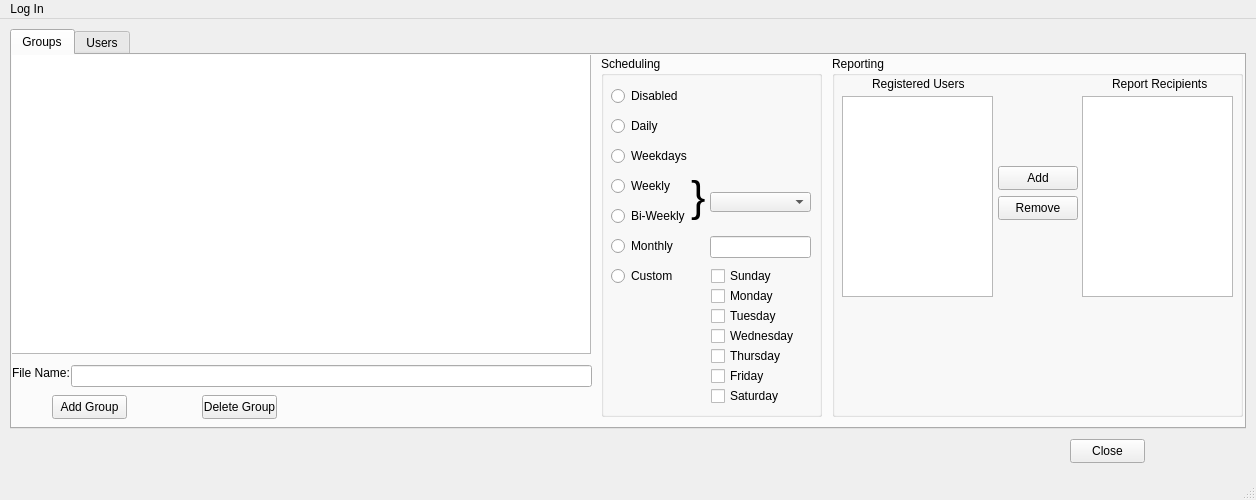
Above: PayAlertEnterprise/mainwindow.ui from rivardp/Qt6 before the change. Below: the same form after it.
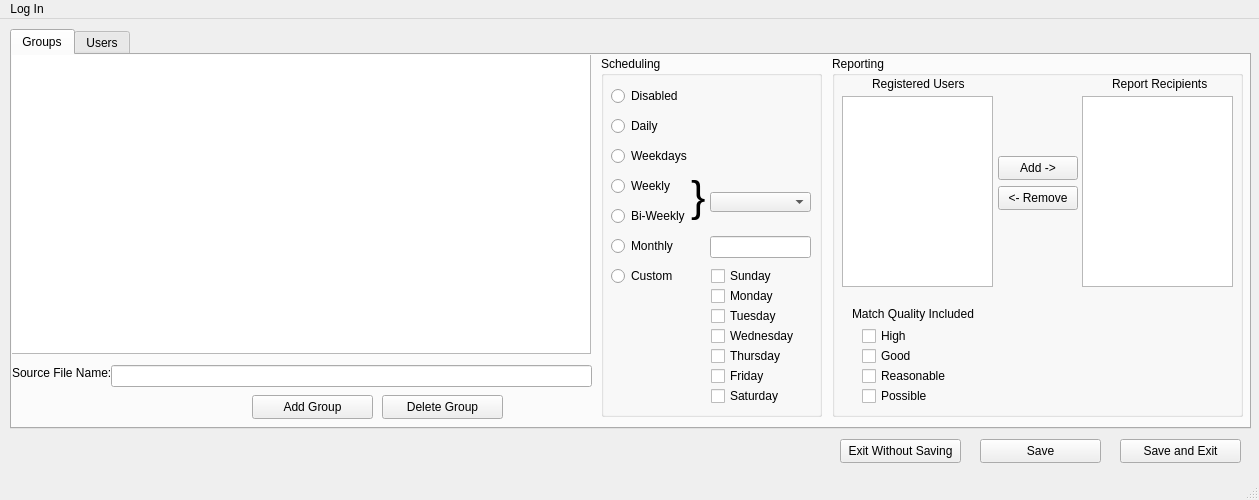
That is the form after the change.

The edit to the form file:
```diff
--- a/PayAlertEnterprise/mainwindow.ui
+++ b/PayAlertEnterprise/mainwindow.ui
@@ -6,7 +6,7 @@
    <rect>
     <x>0</x>
     <y>0</y>
-    <width>1256</width>
+    <width>1259</width>
     <height>500</height>
    </rect>
   </property>
@@ -19,7 +19,7 @@
      <rect>
       <x>10</x>
       <y>10</y>
-      <width>1236</width>
+      <width>1241</width>
       <height>400</height>
      </rect>
     </property>
@@ -85,9 +85,12 @@
          <x>10</x>
          <y>40</y>
          <width>151</width>
-         <height>201</height>
+         <height>191</height>
         </rect>
        </property>
+       <property name="verticalScrollBarPolicy">
+        <enum>Qt::ScrollBarAlwaysOff</enum>
+       </property>
        <property name="resizeGripsVisible">
         <bool>false</bool>
        </property>
@@ -98,34 +101,37 @@
          <x>250</x>
          <y>40</y>
          <width>151</width>
-         <height>201</height>
+         <height>191</height>
         </rect>
        </property>
+       <property name="horizontalScrollBarPolicy">
+        <enum>Qt::ScrollBarAlwaysOff</enum>
+       </property>
       </widget>
       <widget class="QPushButton" name="PB_Add">
        <property name="geometry">
         <rect>
          <x>166</x>
-         <y>110</y>
+         <y>100</y>
          <width>80</width>
          <height>24</height>
         </rect>
        </property>
        <property name="text">
-        <string>Add</string>
+        <string>Add -&gt;</string>
        </property>
       </widget>
       <widget class="QPushButton" name="PB_Remove">
        <property name="geometry">
         <rect>
          <x>166</x>
-         <y>140</y>
+         <y>130</y>
          <width>80</width>
          <height>24</height>
         </rect>
        </property>
        <property name="text">
-        <string>Remove</string>
+        <string>&lt;- Remove</string>
        </property>
       </widget>
       <widget class="QLabel" name="label_2">
@@ -154,6 +160,71 @@
         <string>Registered Users</string>
        </property>
       </widget>
+      <widget class="QLabel" name="label_5">
+       <property name="geometry">
+        <rect>
+         <x>20</x>
+         <y>250</y>
+         <width>131</width>
+         <height>16</height>
+        </rect>
+       </property>
+       <property name="text">
+        <string>Match Quality Included</string>
+       </property>
+      </widget>
+      <widget class="QCheckBox" name="CB_Possible">
+       <property name="geometry">
+        <rect>
+         <x>30</x>
+         <y>330</y>
+         <width>76</width>
+         <height>20</height>
+        </rect>
+       </property>
+       <property name="text">
+        <string>Possible</string>
+       </property>
+      </widget>
+      <widget class="QCheckBox" name="CB_Reasonable">
+       <property name="geometry">
+        <rect>
+         <x>30</x>
+         <y>310</y>
+         <width>91</width>
+         <height>20</height>
+        </rect>
+       </property>
+       <property name="text">
+        <string>Reasonable</string>
+       </property>
+      </widget>
+      <widget class="QCheckBox" name="CB_Good">
+       <property name="geometry">
+        <rect>
+         <x>30</x>
+         <y>290</y>
+         <width>76</width>
+         <height>20</height>
+        </rect>
+       </property>
+       <property name="text">
+        <string>Good</string>
+       </property>
+      </widget>
+      <widget class="QCheckBox" name="CB_High">
+       <property name="geometry">
+        <rect>
+         <x>30</x>
+         <y>270</y>
+         <width>76</width>
+         <height>20</height>
+        </rect>
+       </property>
+       <property name="text">
+        <string>High</string>
+       </property>
+      </widget>
      </widget>
      <widget class="QGroupBox" name="GB_Scheduling">
       <property name="geometry">
@@ -400,9 +471,9 @@
      <widget class="QPushButton" name="PB_AddGroup">
       <property name="geometry">
        <rect>
-        <x>40</x>
+        <x>240</x>
         <y>340</y>
-        <width>75</width>
+        <width>121</width>
         <height>24</height>
        </rect>
       </property>
@@ -413,9 +484,9 @@
      <widget class="QPushButton" name="PB_DeleteGroup">
       <property name="geometry">
        <rect>
-        <x>190</x>
+        <x>370</x>
         <y>340</y>
-        <width>75</width>
+        <width>121</width>
         <height>24</height>
        </rect>
       </property>
@@ -426,24 +497,27 @@
      <widget class="QLineEdit" name="lineEdit">
       <property name="geometry">
        <rect>
-        <x>59</x>
+        <x>99</x>
         <y>310</y>
-        <width>521</width>
+        <width>481</width>
         <height>22</height>
        </rect>
       </property>
+      <property name="readOnly">
+       <bool>true</bool>
+      </property>
      </widget>
      <widget class="QLabel" name="label_3">
       <property name="geometry">
        <rect>
         <x>0</x>
         <y>310</y>
-        <width>61</width>
+        <width>101</width>
         <height>16</height>
        </rect>
       </property>
       <property name="text">
-       <string>File Name:</string>
+       <string>Source File Name:</string>
       </property>
      </widget>
     </widget>
@@ -456,14 +530,40 @@
    <widget class="QPushButton" name="PB_Close">
     <property name="geometry">
      <rect>
-      <x>1070</x>
+      <x>1120</x>
       <y>420</y>
-      <width>75</width>
+      <width>121</width>
       <height>24</height>
      </rect>
     </property>
     <property name="text">
-     <string>Close</string>
+     <string>Save and Exit</string>
+    </property>
+   </widget>
+   <widget class="QPushButton" name="PB_Save">
+    <property name="geometry">
+     <rect>
+      <x>980</x>
+      <y>420</y>
+      <width>121</width>
+      <height>24</height>
+     </rect>
+    </property>
+    <property name="text">
+     <string>Save</string>
+    </property>
+   </widget>
+   <widget class="QPushButton" name="PB_Exit">
+    <property name="geometry">
+     <rect>
+      <x>840</x>
+      <y>420</y>
+      <width>121</width>
+      <height>24</height>
+     </rect>
+    </property>
+    <property name="text">
+     <string>Exit Without Saving</string>
     </property>
    </widget>
   </widget>
@@ -472,7 +572,7 @@
     <rect>
      <x>0</x>
      <y>0</y>
-     <width>1256</width>
+     <width>1259</width>
      <height>22</height>
     </rect>
    </property>
```
Left out of the diff: 4 changed lines with no effect on the pictures.
